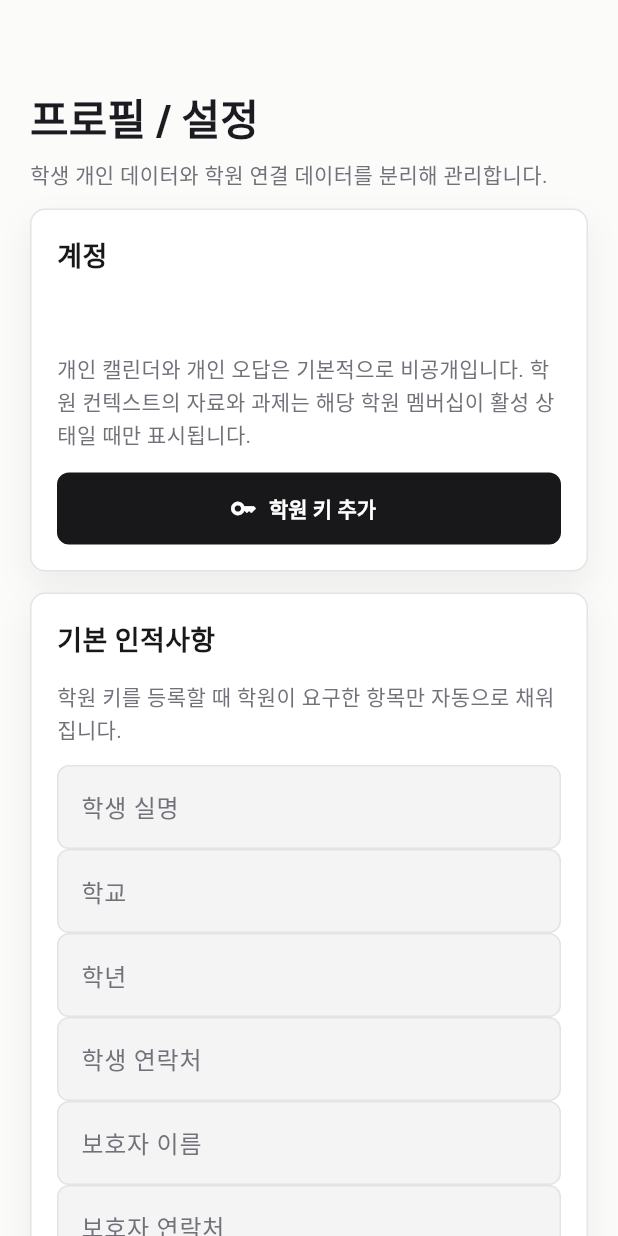
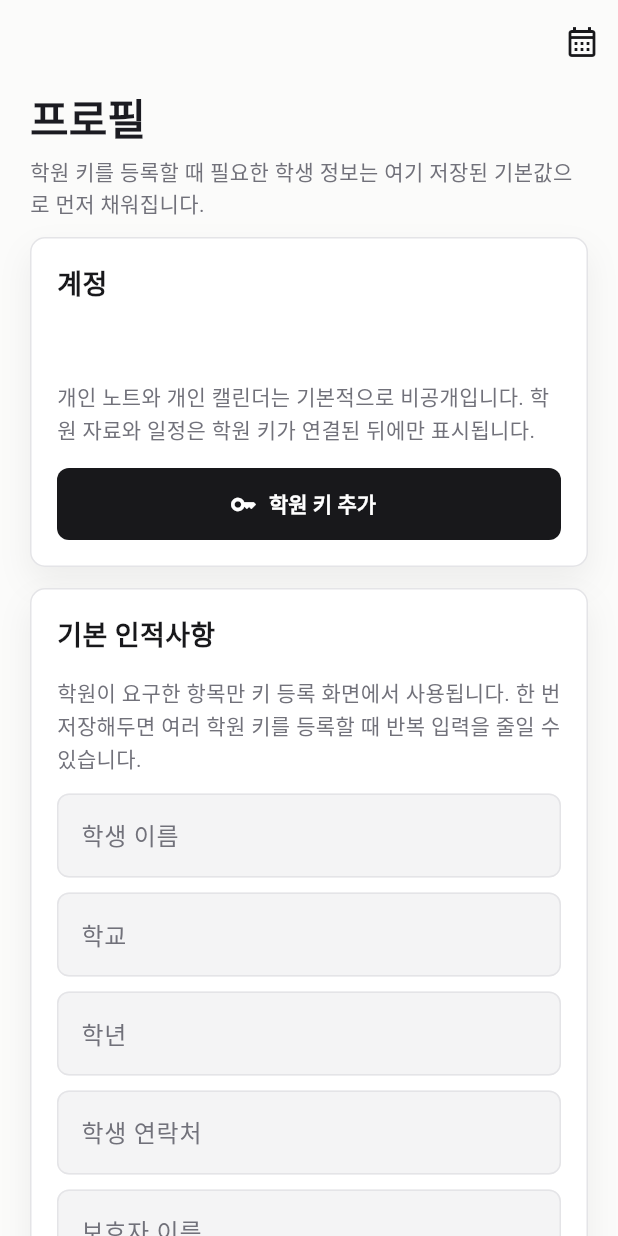
Before and after one commit to tena138/tena-forge, a Flutter app: the ProfileScreen screen opened by its route, on a phone screen of 412 x 824 dp. Run offline on Flutter 3.47's test engine with Material 3 defaults, Android fonts, the phone set to English and light mode, and no system bars; our stand-ins replace flutter_secure_storage, go_router, image_picker, web; accounts and stored records are empty.

Commit message:
Build mobile academy key claim flow

```diff
--- a/apps/mobile/lib/screens/calendar_screen.dart
+++ b/apps/mobile/lib/screens/calendar_screen.dart
@@ -1,4 +1,5 @@
 import 'package:flutter/material.dart';
+import 'package:go_router/go_router.dart';
 import 'package:intl/intl.dart';
 import 'package:provider/provider.dart';
 
@@ -32,6 +33,11 @@ class _CalendarScreenState extends State<CalendarScreen> {
 
     return Scaffold(
       backgroundColor: AppColors.bg,
+      floatingActionButton: FloatingActionButton.small(
+        tooltip: '학원 키 추가',
+        onPressed: () => context.push('/academies'),
+        child: const Icon(Icons.key_rounded),
+      ),
       body: SafeArea(
         bottom: false,
         child: Padding(
--- a/apps/mobile/lib/screens/profile_screen.dart
+++ b/apps/mobile/lib/screens/profile_screen.dart
@@ -17,7 +17,7 @@ class ProfileScreen extends StatefulWidget {
 
 class _ProfileScreenState extends State<ProfileScreen> {
   static const fieldLabels = {
-    'name': '학생 실명',
+    'name': '학생 이름',
     'school': '학교',
     'grade_level': '학년',
     'student_phone': '학생 연락처',
@@ -80,8 +80,15 @@ class _ProfileScreenState extends State<ProfileScreen> {
   Widget build(BuildContext context) {
     final state = context.watch<StudentAppState>();
     return AppScaffold(
-      title: '프로필 / 설정',
-      subtitle: '학생 개인 데이터와 학원 연결 데이터를 분리해 관리합니다.',
+      title: '프로필',
+      subtitle: '학원 키를 등록할 때 필요한 학생 정보는 여기 저장된 기본값으로 먼저 채워집니다.',
+      actions: [
+        IconButton(
+          tooltip: '캘린더로 이동',
+          onPressed: () => context.go('/calendar'),
+          icon: const Icon(Icons.calendar_month_outlined),
+        ),
+      ],
       children: [
         PremiumCard(
           title: '계정',
@@ -97,7 +104,7 @@ class _ProfileScreenState extends State<ProfileScreen> {
               ),
               const SizedBox(height: 12),
               const Text(
-                '개인 캘린더와 개인 오답은 기본적으로 비공개입니다. 학원 컨텍스트의 자료와 과제는 해당 학원 멤버십이 활성 상태일 때만 표시됩니다.',
+                '개인 노트와 개인 캘린더는 기본적으로 비공개입니다. 학원 자료와 일정은 학원 키가 연결된 뒤에만 표시됩니다.',
                 style: TextStyle(color: AppColors.muted, height: 1.5),
               ),
               const SizedBox(height: 14),
@@ -115,36 +122,40 @@ class _ProfileScreenState extends State<ProfileScreen> {
             crossAxisAlignment: CrossAxisAlignment.start,
             children: [
               const Text(
-                '학원 키를 등록할 때 학원이 요구한 항목만 자동으로 채워집니다.',
+                '학원이 요구한 항목만 키 등록 화면에서 사용됩니다. 한 번 저장해두면 여러 학원 키를 등록할 때 반복 입력을 줄일 수 있습니다.',
                 style: TextStyle(color: AppColors.muted, height: 1.5),
               ),
               const SizedBox(height: 12),
               ...fieldLabels.entries.map(
-                (entry) => TextField(
-                  controller: controllerFor(entry.key),
-                  keyboardType: entry.key.contains('phone')
-                      ? TextInputType.phone
-                      : TextInputType.text,
-                  decoration: InputDecoration(labelText: entry.value),
+                (entry) => Padding(
+                  padding: const EdgeInsets.only(bottom: 10),
+                  child: TextField(
+                    controller: controllerFor(entry.key),
+                    keyboardType: entry.key.contains('phone')
+                        ? TextInputType.phone
+                        : TextInputType.text,
+                    decoration: InputDecoration(labelText: entry.value),
+                  ),
                 ),
               ),
-              const SizedBox(height: 14),
+              const SizedBox(height: 4),
               SizedBox(
                 width: double.infinity,
                 child: FilledButton(
                   onPressed: saving ? null : savePersonalInfo,
-                  child: Text(saving ? '저장 중...' : '저장'),
+                  child: Text(saving ? '저장 중' : '저장'),
                 ),
               ),
             ],
           ),
         ),
-        OutlinedButton(
+        OutlinedButton.icon(
           onPressed: () async {
             await context.read<StudentAppState>().logout();
             if (context.mounted) context.go('/login');
           },
-          child: const Text('로그아웃'),
+          icon: const Icon(Icons.logout_rounded),
+          label: const Text('로그아웃'),
         ),
       ],
     );
```
Also changed, not shown: apps/mobile/lib/screens/academies_screen.dart (+155 -31 lines), 8 other files.
